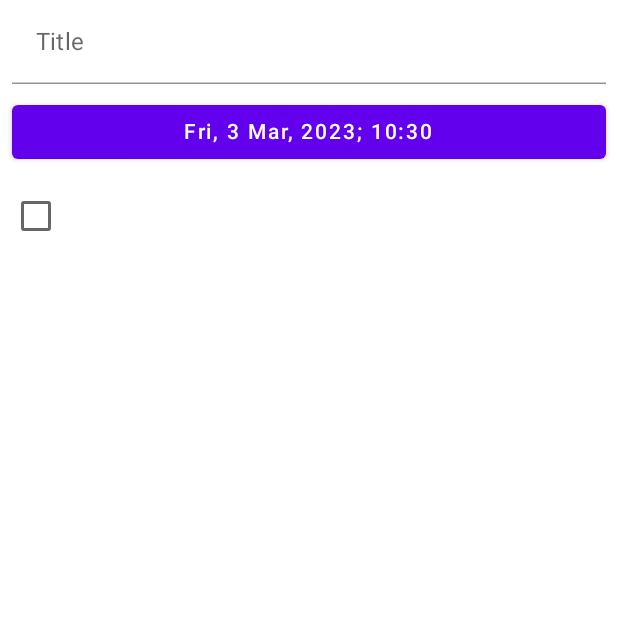
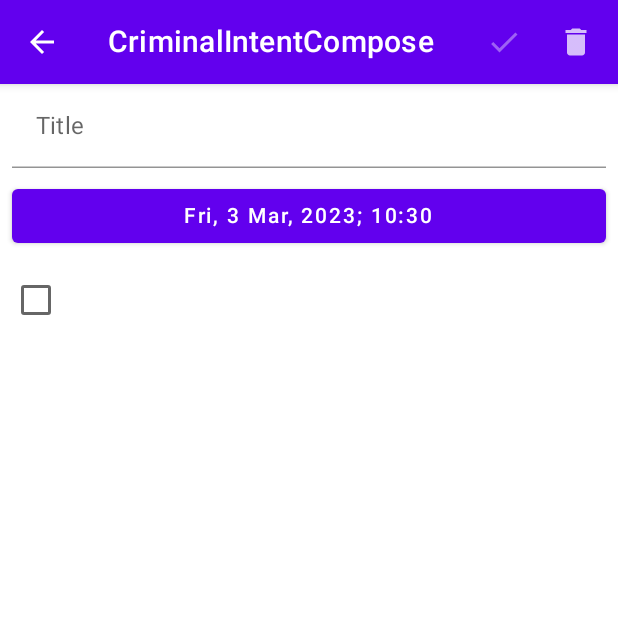
Before and after one commit to Sophon/CriminalIntentCompose, an Android app built with Jetpack Compose: the composable CrimeDetailScreen shown on its own in the app's theme, on a phone screen of 412 x 824 dp, the top half of it. Run offline under Robolectric (Android 15) with nearby library versions, the phone set to English and light mode, and no system bars; our stand-ins replace livedata-compose.

Commit message:
feature (ui): detail - top bar

```diff
--- a/app/src/main/java/com/example/criminalintentcompose/ui/screens/CrimeDetailScreen.kt
+++ b/app/src/main/java/com/example/criminalintentcompose/ui/screens/CrimeDetailScreen.kt
@@ -7,10 +7,13 @@ import androidx.compose.foundation.layout.fillMaxSize
 import androidx.compose.foundation.layout.fillMaxWidth
 import androidx.compose.foundation.layout.padding
 import androidx.compose.material.*
+import androidx.compose.material.icons.Icons
+import androidx.compose.material.icons.filled.ArrowBack
+import androidx.compose.material.icons.filled.Check
+import androidx.compose.material.icons.filled.Delete
 import androidx.compose.runtime.Composable
 import androidx.compose.runtime.getValue
 import androidx.compose.runtime.livedata.observeAsState
-import androidx.compose.ui.Alignment
 import androidx.compose.ui.Modifier
 import androidx.compose.ui.res.stringResource
 import androidx.compose.ui.tooling.preview.Preview
@@ -26,18 +29,26 @@ import java.util.*
 fun CrimeDetailScreen(vm: MainVM) {
 
   val crimeEntry: Crime by vm.crimeEntry.observeAsState(Crime())
+  val isInEditingMode = crimeEntry.isNew().not()
 
   BackHandler {
     CrimeRouter.navigateTo(Screen.List)
   }
 
   Scaffold(
-    topBar = {}
+    topBar = {
+      AppBar(
+        isInEditingMode = isInEditingMode,
+        onBackClick = { CrimeRouter.navigateTo(Screen.List) },
+        onSaveClick = { vm.saveCrime(crimeEntry) },
+        onDeleteClick = { vm.deleteCrime(crimeEntry) }
+      )
+    }
   ) { padding ->
     CrimeDetail(
       crime = crimeEntry,
       onCrimeChanged = { newCrime ->
-        vm.onCrimeChanged(newCrime)
+        vm.onCrimeEntryChanged(newCrime)
       },
       modifier = Modifier.padding(padding)
     )
@@ -96,6 +107,42 @@ private fun CrimeTextField(
   )
 }
 
+@Composable
+private fun AppBar(
+  isInEditingMode: Boolean,
+  onBackClick: () -> Unit,
+  onSaveClick: () -> Unit,
+  onDeleteClick: () -> Unit
+) {
+  TopAppBar(
+    title = {
+      Text(stringResource(R.string.app_name))
+    },
+    navigationIcon = {
+      IconButton(onClick = onBackClick) {
+        Icon(
+          imageVector = Icons.Default.ArrowBack,
+          contentDescription = "Go back button"
+        )
+      }
+    },
+    actions = {
+      IconButton(onClick = onSaveClick, enabled = isInEditingMode) {
+        Icon(
+          imageVector = Icons.Default.Check,
+          contentDescription = "Save button"
+        )
+      }
+      IconButton(onClick = onDeleteClick) {
+        Icon(
+          imageVector = Icons.Default.Delete,
+          contentDescription = "Delete button"
+        )
+      }
+    }
+  )
+}
+
 
 //region PREVIEW
 @Preview
@@ -112,4 +159,10 @@ fun CrimeDetailPreview() {
 fun ContentTextFieldPreview() {
   CrimeTextField(text = "text", label = "label", onTextChange = {})
 }
+
+@Preview
+@Composable
+fun AppBarPreview() {
+  AppBar(false, {}, {}, {})
+}
 //endregion
```
